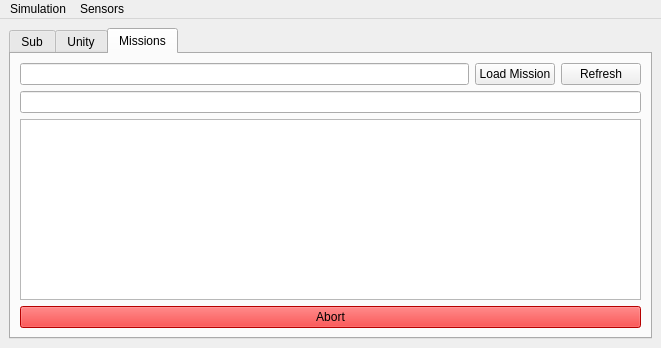
First picture: the form in rqt_waypoint/resource/Mainwindow.ui, repository sonia-auv/ros2_rqt_sonia_plugins, before the edit.
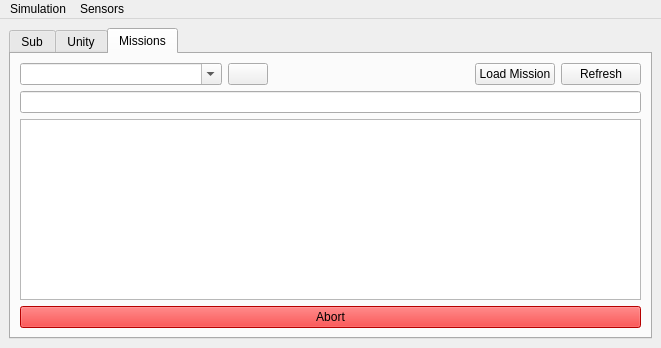
Second picture: the form after the edit. Icons and pictures are not drawn.

Commit message: LOG-148: added mission grab list

The edit to the form file:
```diff
--- a/rqt_waypoint/resource/Mainwindow.ui
+++ b/rqt_waypoint/resource/Mainwindow.ui
@@ -808,15 +808,39 @@
         <item>
          <layout class="QHBoxLayout" name="horizontalLayout_3">
           <item>
-           <widget class="QLineEdit" name="missionTextfield">
-            <property name="text">
-             <string/>
+           <widget class="QComboBox" name="missionDropDown">
+            <property name="sizePolicy">
+             <sizepolicy hsizetype="Expanding" vsizetype="Fixed">
+              <horstretch>0</horstretch>
+              <verstretch>0</verstretch>
+             </sizepolicy>
             </property>
-            <property name="readOnly">
-             <bool>false</bool>
+            <property name="editable">
+               <bool>true</bool>
+              </property>
+           </widget>
+          </item>
+          <item>
+           <widget class="QPushButton" name="reloadListBtn">
+            <property name="icon">
+            <iconset theme="view-refresh">
+            <normaloff>.</normaloff>.</iconset>
             </property>
            </widget>
           </item>
+          <item>
+           <spacer name="horizontalSpacer_13">
+            <property name="orientation">
+             <enum>Qt::Horizontal</enum>
+            </property>
+            <property name="sizeHint" stdset="0">
+             <size>
+              <width>40</width>
+              <height>20</height>
+             </size>
+            </property>
+           </spacer>
+          </item>
           <item>
            <widget class="QPushButton" name="loadMissionBtn">
             <property name="text">
```
Left out of the diff: 18 changed lines with no effect on the pictures. The commit also changes 1 other file.
